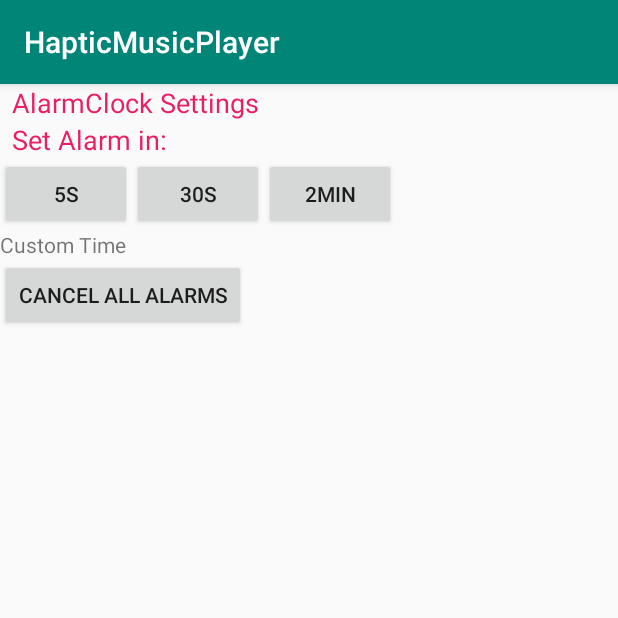
After one commit to mllemango/HapticMusicPlayer, an Android app: the AlarmClockSettings screen opened directly, with no data from a screen before it, on a phone screen of 412 x 824 dp, the top half of it. The commit adds this screen. Run offline under Robolectric (Android 15) with nearby library versions, the phone set to English and light mode, and no system bars.

Commit message:
attempted to add in alarm activity

```diff
--- /dev/null
+++ b/app/src/main/java/com/example/hapticmusicplayer/AlarmClockSettings.java
@@ -0,0 +1,81 @@
+package com.example.hapticmusicplayer;
+
+//following this tut https://javapapers.com/android/android-alarm-clock-tutorial/
+import android.app.AlarmManager;
+import android.app.PendingIntent;
+import android.content.Intent;
+import android.support.v7.app.AppCompatActivity;
+import android.os.Bundle;
+import android.util.Log;
+import android.view.View;
+import android.widget.Button;
+import android.widget.TextView;
+import android.widget.TimePicker;
+
+import java.util.Calendar;
+
+public class AlarmClockSettings extends AppCompatActivity {
+
+    Button thirty_s;
+    Button two_min;
+    Button cancel;
+
+    AlarmManager alarmManager;
+    private PendingIntent pendingIntent;
+    private TimePicker alarmTimePicker;
+    private static AlarmClockSettings inst;
+
+    public static AlarmClockSettings instance() {
+        return inst;
+    }
+
+    @Override
+    public void onStart() {
+        super.onStart();
+        inst = this;
+    }
+
+    @Override
+    protected void onCreate(Bundle savedInstanceState) {
+        super.onCreate(savedInstanceState);
+        setContentView(R.layout.activity_alarm_clock_settings);
+
+        thirty_s = (Button) findViewById(R.id.thirty_s);
+        two_min = (Button) findViewById(R.id.two_min);
+        cancel = (Button) findViewById(R.id.cancel);
+
+        alarmManager = (AlarmManager) getSystemService(ALARM_SERVICE);
+
+    }
+
+    public void set_alarm(int addition){
+        //setting alarm
+        Calendar calendar = Calendar.getInstance();
+//        Log.i("HapticCalendar", String.valueOf(calendar.getTimeInMillis()));
+        long alarmTime = calendar.getTimeInMillis() + addition * 1000;
+//        Log.i("HapticCalendar", String.valueOf(alarmTime));
+        Intent myIntent = new Intent(AlarmClockSettings.this, AlarmClockSettings.class);
+        pendingIntent = PendingIntent.getBroadcast(AlarmClockSettings.this, 0, myIntent, 0);
+        alarmManager.set(AlarmManager.RTC, alarmTime, pendingIntent);
+
+        Log.i("HapticAlarm", "alarm set for " + addition + " seconds");
+    }
+
+    public void five_s_alarm(View view){
+        set_alarm(5);
+
+    }
+
+    public void thirty_s_alarm(View view){
+        set_alarm(30);
+
+    }
+
+    public void two_m_alarm(View view){
+        set_alarm(120);
+    }
+
+
+
+
+}
--- a/app/src/main/java/com/example/hapticmusicplayer/MainActivity.java
+++ b/app/src/main/java/com/example/hapticmusicplayer/MainActivity.java
@@ -300,7 +300,7 @@ public class MainActivity extends AppCompatActivity {
 
     public void alarmBtnClick(View view){
         //goes to alarm page
-        Intent intent = new Intent(this, AlarmClock.class);
+        Intent intent = new Intent(this, AlarmClockSettings.class);
         startActivity(intent);
     }
 
--- /dev/null
+++ b/app/src/main/res/layout/activity_alarm_clock_settings.xml
@@ -0,0 +1,68 @@
+<?xml version="1.0" encoding="utf-8"?>
+<LinearLayout xmlns:android="http://schemas.android.com/apk/res/android"
+    xmlns:app="http://schemas.android.com/apk/res-auto"
+    xmlns:tools="http://schemas.android.com/tools"
+    android:layout_width="match_parent"
+    android:layout_height="match_parent"
+    android:orientation="vertical"
+    tools:context=".AlarmClockSettings">
+
+    <TextView
+        android:layout_width="wrap_content"
+        android:layout_height="wrap_content"
+        android:layout_marginStart="8dp"
+        android:layout_marginEnd="8dp"
+        android:text="AlarmClock Settings"
+        android:textColor="#E91E63"
+        android:textSize="18sp" />
+
+    <TextView
+        android:layout_width="wrap_content"
+        android:layout_height="wrap_content"
+        android:layout_marginStart="8dp"
+        android:layout_marginEnd="8dp"
+        android:text="Set Alarm in:"
+        android:textColor="#E91E63"
+        android:textSize="18sp" />
+
+    <LinearLayout
+        android:layout_width="wrap_content"
+        android:layout_height="wrap_content"
+        android:orientation="horizontal">
+
+        <Button
+            android:layout_width="wrap_content"
+            android:layout_height="wrap_content"
+            android:text="5s"
+            android:id="@+id/five_s"
+            android:onClick="five_s_alarm"/>
+
+        <Button
+            android:layout_width="wrap_content"
+            android:layout_height="wrap_content"
+            android:text="30s"
+            android:id="@+id/thirty_s"
+            android:onClick="thirty_s_alarm"/>
+
+        <Button
+            android:layout_width="wrap_content"
+            android:layout_height="wrap_content"
+            android:text="2min"
+            android:id="@+id/two_min"
+            android:onClick="two_m_alarm"/>
+
+    </LinearLayout>
+
+    <TextView
+        android:layout_width="wrap_content"
+        android:layout_height="wrap_content"
+        android:text="Custom Time"/>
+
+    <Button
+        android:layout_width="wrap_content"
+        android:layout_height="wrap_content"
+        android:text="Cancel all alarms"
+        android:id="@+id/cancel"/>
+
+
+</LinearLayout>
```
Also changed, not shown: app/src/main/AndroidManifest.xml (+10 -2 lines), app/src/main/java/com/example/hapticmusicplayer/AlarmReceiver.java (added, +32 -0 lines), app/src/main/java/com/example/hapticmusicplayer/AlarmService.java (added, +42 -0 lines).
